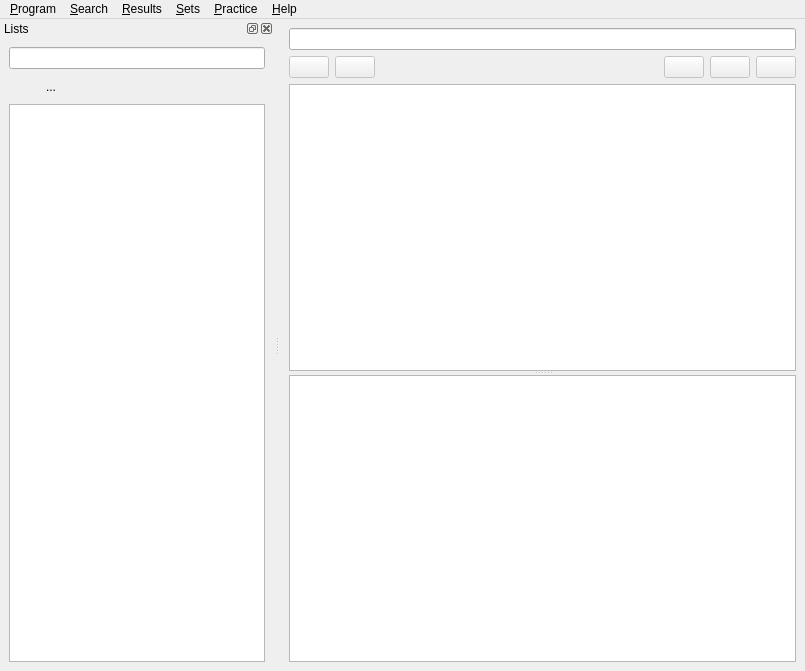
The window that src/gui/MainWindow.ui (Gnurou/tagainijisho) describes before a commit, drawn with Qt 5.
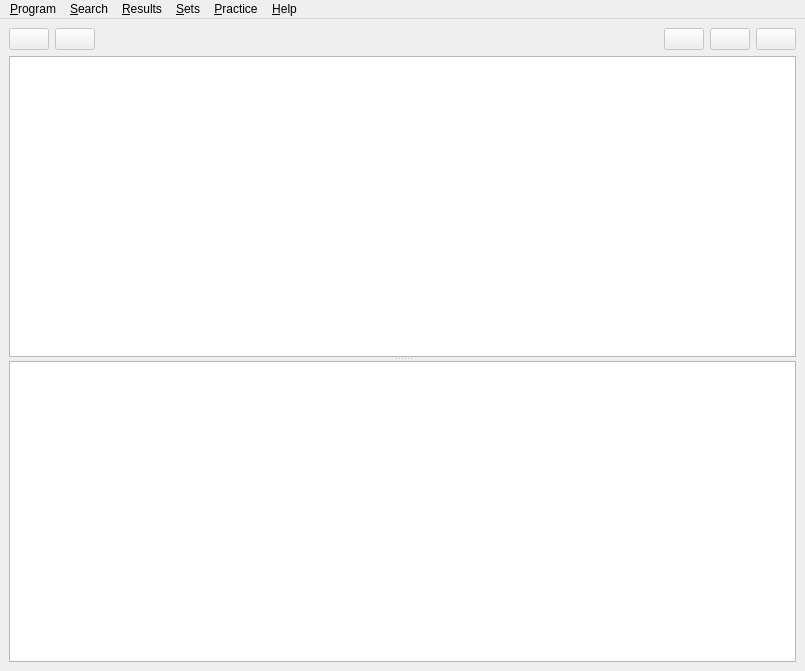
The same window after the commit. Icons and pictures are not drawn. Custom widgets are drawn as their Qt base class.

Commit message: New UI layout starts to work

```diff
--- a/src/gui/MainWindow.ui
+++ b/src/gui/MainWindow.ui
@@ -19,9 +19,6 @@
   </property>
   <widget class="QWidget" name="centralwidget">
    <layout class="QVBoxLayout" name="verticalLayout">
-    <item>
-     <widget class="SearchBar" name="_searchBar"/>
-    </item>
     <item>
      <layout class="QHBoxLayout" name="navigationButtonsLayout">
       <item>
@@ -246,100 +243,6 @@
    <addaction name="_trainMenu"/>
    <addaction name="_helpMenu"/>
   </widget>
-  <widget class="QDockWidget" name="dockWidget">
-   <property name="windowTitle">
-    <string>Lists</string>
-   </property>
-   <attribute name="dockWidgetArea">
-    <number>1</number>
-   </attribute>
-   <widget class="QWidget" name="dockWidgetContents">
-    <layout class="QVBoxLayout" name="verticalLayout_2">
-     <item>
-      <widget class="QLineEdit" name="listFilter"/>
-     </item>
-     <item>
-      <layout class="QHBoxLayout" name="horizontalLayout">
-       <item>
-        <widget class="QToolButton" name="newListButton">
-         <property name="toolTip">
-          <string>Create a new list</string>
-         </property>
-         <property name="text">
-          <string/>
-         </property>
-         <property name="icon">
-          <iconset resource="../../tagainijisho.qrc">
-           <normaloff>:/images/icons/document-new.png</normaloff>:/images/icons/document-new.png</iconset>
-         </property>
-         <property name="autoRaise">
-          <bool>true</bool>
-         </property>
-        </widget>
-       </item>
-       <item>
-        <widget class="QToolButton" name="deleteListButton">
-         <property name="toolTip">
-          <string>Delete currently selected list</string>
-         </property>
-         <property name="text">
-          <string>...</string>
-         </property>
-         <property name="icon">
-          <iconset resource="../../tagainijisho.qrc">
-           <normaloff>:/images/icons/delete.png</normaloff>:/images/icons/delete.png</iconset>
-         </property>
-         <property name="autoRaise">
-          <bool>true</bool>
-         </property>
-        </widget>
-       </item>
-       <item>
-        <spacer name="horizontalSpacer">
-         <property name="orientation">
-          <enum>Qt::Horizontal</enum>
-         </property>
-         <property name="sizeHint" stdset="0">
-          <size>
-           <width>40</width>
-           <height>20</height>
-          </size>
-         </property>
-        </spacer>
-       </item>
-      </layout>
-     </item>
-     <item>
-      <widget class="EntryListView" name="lists">
-       <property name="acceptDrops">
-        <bool>true</bool>
-       </property>
-       <property name="dragEnabled">
-        <bool>true</bool>
-       </property>
-       <property name="dragDropMode">
-        <enum>QAbstractItemView::DragDrop</enum>
-       </property>
-       <property name="indentation">
-        <number>10</number>
-       </property>
-       <property name="rootIsDecorated">
-        <bool>true</bool>
-       </property>
-       <property name="animated">
-        <bool>true</bool>
-       </property>
-       <attribute name="headerVisible">
-        <bool>false</bool>
-       </attribute>
-       <attribute name="headerVisible">
-        <bool>false</bool>
-       </attribute>
-      </widget>
-     </item>
-    </layout>
-   </widget>
-  </widget>
   <action name="actionExport_user_data">
    <property name="icon">
     <iconset resource="../../tagainijisho.qrc">
@@ -536,22 +439,6 @@
    <extends>QTextBrowser</extends>
    <header>gui/ToolBarDetailedView.h</header>
   </customwidget>
-  <customwidget>
-   <class>SearchBar</class>
-   <extends>QLineEdit</extends>
-   <header>gui/SearchBar.h</header>
-   <slots>
-    <signal>stopSearch()</signal>
-    <signal>startSearch(QString)</signal>
-    <slot>stealFocus()</slot>
-    <slot>reset()</slot>
-   </slots>
-  </customwidget>
-  <customwidget>
-   <class>EntryListView</class>
-   <extends>QTreeView</extends>
-   <header>gui/ListsView.h</header>
-  </customwidget>
  </customwidgets>
  <tabstops>
   <tabstop>prevButton</tabstop>
```
Left out of the diff: 51 changed lines with no effect on the pictures. The commit also changes 19 other files.
